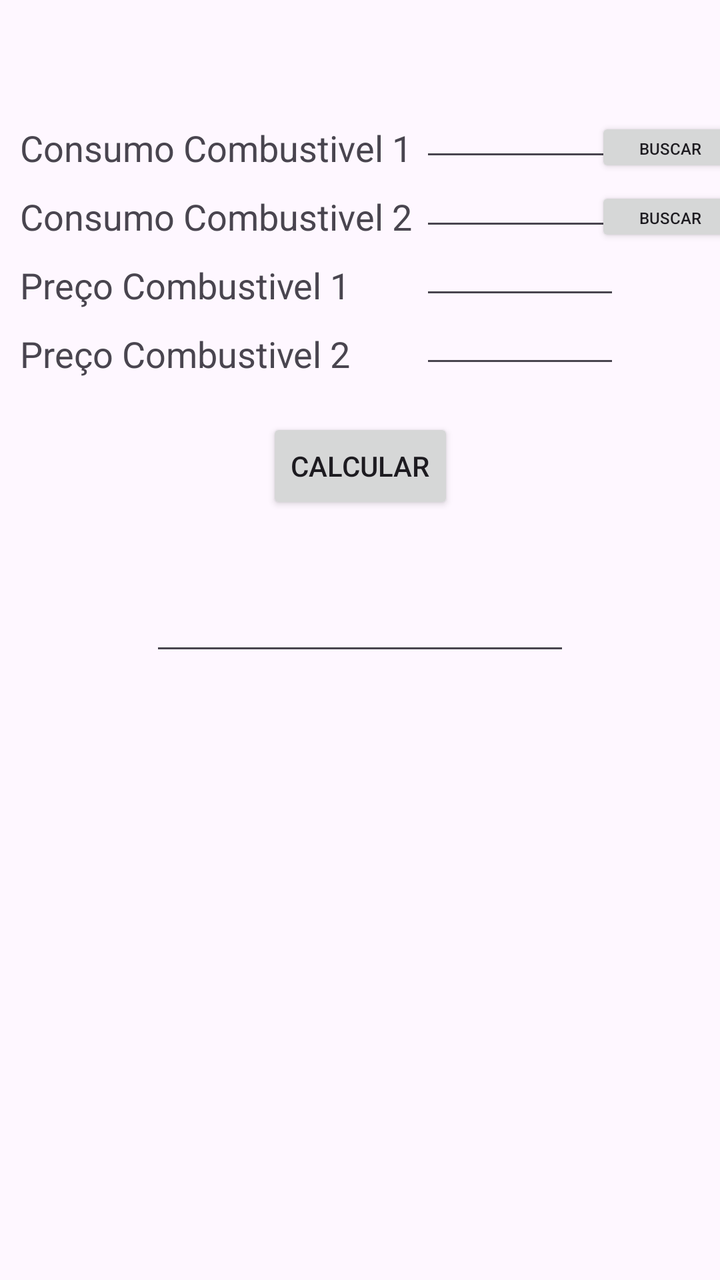
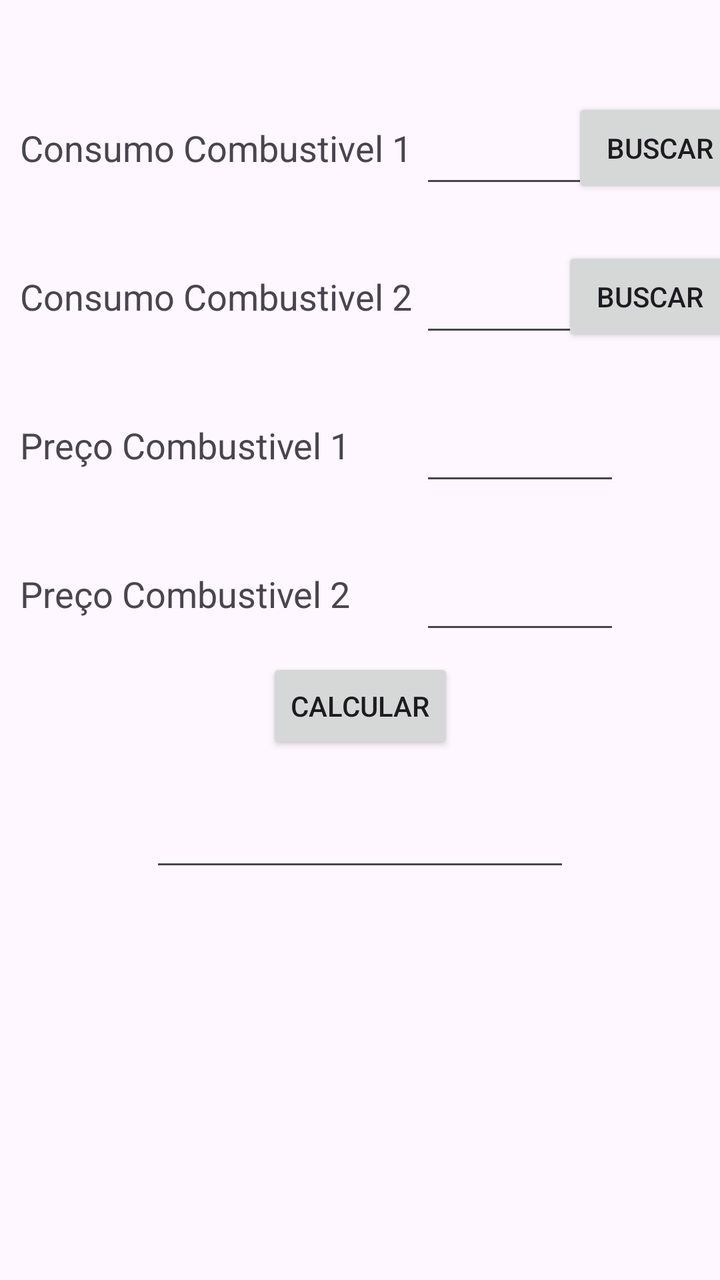

Before-and-after screenshots of an Android layout around one commit, followed by the original layout XML and the change that was made.
<!-- AndroidManifest.xml: application theme Theme.CombustivelRentavel -->
<!-- res/layout/activity_rentavel.xml -->
<?xml version="1.0" encoding="utf-8"?>
<androidx.constraintlayout.widget.ConstraintLayout xmlns:android="http://schemas.android.com/apk/res/android"
    xmlns:app="http://schemas.android.com/apk/res-auto"
    xmlns:tools="http://schemas.android.com/tools"
    android:id="@+id/main"
    android:layout_width="match_parent"
    android:layout_height="match_parent"
    tools:context=".RentavelActivity">

    <TextView
        android:id="@+id/tvCombustivel1"
        android:layout_width="200dp"
        android:layout_height="wrap_content"
        android:layout_marginStart="10dp"
        android:text="Consumo Combustivel 1"
        android:textSize="18dp"
        app:layout_constraintBottom_toBottomOf="parent"
        app:layout_constraintEnd_toEndOf="parent"
        app:layout_constraintHorizontal_bias="0.0"
        app:layout_constraintStart_toStartOf="parent"
        app:layout_constraintTop_toTopOf="parent"
        app:layout_constraintVertical_bias="0.10" />

    <TextView
        android:id="@+id/tvCombustivel2"
        android:layout_width="200dp"
        android:layout_height="wrap_content"
        android:layout_marginTop="10dp"
        android:text="Consumo Combustivel 2"
        android:textSize="18dp"
        app:layout_constraintBottom_toBottomOf="parent"
        app:layout_constraintEnd_toEndOf="@+id/tvCombustivel1"
        app:layout_constraintStart_toStartOf="@+id/tvCombustivel1"
        app:layout_constraintTop_toBottomOf="@+id/tvCombustivel1"
        app:layout_constraintVertical_bias="0.0" />

    <TextView
        android:id="@+id/tvPreco1"
        android:layout_width="200dp"
        android:layout_height="wrap_content"
        android:layout_marginTop="10dp"
        android:text="Preço Combustivel 1"
        android:textSize="18dp"
        app:layout_constraintBottom_toBottomOf="parent"
        app:layout_constraintEnd_toEndOf="@+id/tvCombustivel2"
        app:layout_constraintHorizontal_bias="0.0"
        app:layout_constraintStart_toStartOf="@id/tvCombustivel2"
        app:layout_constraintTop_toBottomOf="@id/tvCombustivel2"
        app:layout_constraintVertical_bias="0.0" />

    <TextView
        android:id="@+id/tvPreco2"
        android:layout_width="200dp"
        android:layout_height="wrap_content"
        android:layout_marginTop="10dp"
        android:text="Preço Combustivel 2"
        android:textSize="18dp"
        app:layout_constraintBottom_toBottomOf="parent"
        app:layout_constraintEnd_toEndOf="@+id/tvPreco"
        app:layout_constraintHorizontal_bias="0"
        app:layout_constraintStart_toStartOf="@+id/tvPreco1"
        app:layout_constraintTop_toBottomOf="@+id/tvPreco1"
        app:layout_constraintVertical_bias="0.0" />

    <EditText
        android:id="@+id/editTextNumber"
        android:layout_width="100dp"
        android:layout_height="24dp"
        android:ems="10"
        android:inputType="numberDecimal"
        app:layout_constraintBottom_toBottomOf="@+id/tvCombustivel1"
        app:layout_constraintEnd_toEndOf="parent"
        app:layout_constraintHorizontal_bias="0.0"
        app:layout_constraintStart_toEndOf="@id/tvCombustivel1"
        app:layout_constraintTop_toTopOf="@+id/tvCombustivel1"
        app:layout_constraintVertical_bias="0.0" />

    <EditText
        android:id="@+id/editTextNumber2"
        android:layout_width="100dp"
        android:layout_height="24dp"
        android:ems="10"
        android:inputType="numberDecimal"
        app:layout_constraintBottom_toBottomOf="@+id/tvCombustivel2"
        app:layout_constraintEnd_toEndOf="@+id/editTextNumber"
        app:layout_constraintStart_toEndOf="@+id/tvCombustivel2"
        app:layout_constraintTop_toTopOf="@+id/tvCombustivel2" />

    <EditText
        android:id="@+id/editTextNumber3"
        android:layout_width="100dp"
        android:layout_height="24dp"
        android:ems="10"
        android:inputType="numberDecimal"
        app:layout_constraintBottom_toBottomOf="@+id/tvPreco1"
        app:layout_constraintEnd_toEndOf="@+id/editTextNumber2"
        app:layout_constraintStart_toEndOf="@+id/tvCombustivel2"
        app:layout_constraintTop_toTopOf="@+id/tvPreco1" />

    <EditText
        android:id="@+id/editTextNumber4"
        android:layout_width="100dp"
        android:layout_height="24dp"
        android:ems="10"
        android:inputType="numberDecimal"
        app:layout_constraintBottom_toBottomOf="@+id/tvPreco2"
        app:layout_constraintEnd_toEndOf="@+id/editTextNumber3"
        app:layout_constraintStart_toEndOf="@+id/tvPreco2"
        app:layout_constraintTop_toTopOf="@+id/tvPreco2" />

    <Button
        android:id="@+id/btCalculate"
        android:layout_width="wrap_content"
        android:layout_height="wrap_content"
        android:layout_marginTop="20dp"
        android:text="Calcular"
        app:layout_constraintBottom_toBottomOf="parent"
        app:layout_constraintEnd_toEndOf="parent"
        app:layout_constraintStart_toStartOf="parent"
        app:layout_constraintTop_toBottomOf="@+id/tvPreco2"
        app:layout_constraintVertical_bias="0.0" />

    <Button
        android:id="@+id/btSearch"
        android:layout_width="75dp"
        android:layout_height="30dp"
        android:text="Buscar"
        android:textSize="8sp"
        app:layout_constraintBottom_toBottomOf="@+id/editTextNumber"
        app:layout_constraintEnd_toEndOf="parent"
        app:layout_constraintStart_toEndOf="@+id/editTextNumber"
        app:layout_constraintTop_toTopOf="@+id/editTextNumber" />

    <Button
        android:id="@+id/btSearch2"
        android:layout_width="75dp"
        android:layout_height="30dp"
        android:text="Buscar"
        android:textSize="8sp"
        app:layout_constraintBottom_toBottomOf="@+id/editTextNumber2"
        app:layout_constraintEnd_toEndOf="@+id/btSearch"
        app:layout_constraintStart_toStartOf="@+id/btSearch"
        app:layout_constraintTop_toTopOf="@+id/editTextNumber2" />

    <EditText
        android:id="@+id/etResult"
        android:layout_width="wrap_content"
        android:layout_height="wrap_content"
        android:ems="10"
        android:inputType="numberDecimal"
        app:layout_constraintBottom_toBottomOf="parent"
        app:layout_constraintEnd_toEndOf="parent"
        app:layout_constraintStart_toStartOf="parent"
        app:layout_constraintTop_toBottomOf="@+id/btCalculate"
        app:layout_constraintVertical_bias="0.10" />

</androidx.constraintlayout.widget.ConstraintLayout>
<!-- resources referenced by this layout -->
<resources>
  <style name="Theme.CombustivelRentavel" parent="Base.Theme.CombustivelRentavel" />
  <style name="Base.Theme.CombustivelRentavel" parent="Theme.Material3.DayNight.NoActionBar">
          
          
      </style>
</resources>

<!-- the commit's change to res/layout/activity_rentavel.xml (unified diff, before → after) -->
@@ -25,7 +25,7 @@
         android:id="@+id/tvCombustivel2"
         android:layout_width="200dp"
         android:layout_height="wrap_content"
-        android:layout_marginTop="10dp"
+        android:layout_marginTop="50dp"
         android:text="Consumo Combustivel 2"
         android:textSize="18dp"
         app:layout_constraintBottom_toBottomOf="parent"
@@ -38,7 +38,7 @@
         android:id="@+id/tvPreco1"
         android:layout_width="200dp"
         android:layout_height="wrap_content"
-        android:layout_marginTop="10dp"
+        android:layout_marginTop="50dp"
         android:text="Preço Combustivel 1"
         android:textSize="18dp"
         app:layout_constraintBottom_toBottomOf="parent"
@@ -52,7 +52,7 @@
         android:id="@+id/tvPreco2"
         android:layout_width="200dp"
         android:layout_height="wrap_content"
-        android:layout_marginTop="10dp"
+        android:layout_marginTop="50dp"
         android:text="Preço Combustivel 2"
         android:textSize="18dp"
         app:layout_constraintBottom_toBottomOf="parent"
@@ -65,20 +65,19 @@
     <EditText
         android:id="@+id/editTextNumber"
         android:layout_width="100dp"
-        android:layout_height="24dp"
+        android:layout_height="50dp"
         android:ems="10"
         android:inputType="numberDecimal"
         app:layout_constraintBottom_toBottomOf="@+id/tvCombustivel1"
         app:layout_constraintEnd_toEndOf="parent"
         app:layout_constraintHorizontal_bias="0.0"
         app:layout_constraintStart_toEndOf="@id/tvCombustivel1"
-        app:layout_constraintTop_toTopOf="@+id/tvCombustivel1"
-        app:layout_constraintVertical_bias="0.0" />
+        app:layout_constraintTop_toTopOf="@+id/tvCombustivel1" />
 
     <EditText
         android:id="@+id/editTextNumber2"
         android:layout_width="100dp"
-        android:layout_height="24dp"
+        android:layout_height="50dp"
         android:ems="10"
         android:inputType="numberDecimal"
         app:layout_constraintBottom_toBottomOf="@+id/tvCombustivel2"
@@ -89,7 +88,7 @@
     <EditText
         android:id="@+id/editTextNumber3"
         android:layout_width="100dp"
-        android:layout_height="24dp"
+        android:layout_height="50dp"
         android:ems="10"
         android:inputType="numberDecimal"
         app:layout_constraintBottom_toBottomOf="@+id/tvPreco1"
@@ -100,7 +99,7 @@
     <EditText
         android:id="@+id/editTextNumber4"
         android:layout_width="100dp"
-        android:layout_height="24dp"
+        android:layout_height="50dp"
         android:ems="10"
         android:inputType="numberDecimal"
         app:layout_constraintBottom_toBottomOf="@+id/tvPreco2"
@@ -122,10 +121,11 @@
 
     <Button
         android:id="@+id/btSearch"
-        android:layout_width="75dp"
-        android:layout_height="30dp"
+        android:layout_width="wrap_content"
+        android:layout_height="50dp"
+        android:layout_marginEnd="10dp"
         android:text="Buscar"
-        android:textSize="8sp"
+        android:textSize="14sp"
         app:layout_constraintBottom_toBottomOf="@+id/editTextNumber"
         app:layout_constraintEnd_toEndOf="parent"
         app:layout_constraintStart_toEndOf="@+id/editTextNumber"
@@ -133,10 +133,11 @@
 
     <Button
         android:id="@+id/btSearch2"
-        android:layout_width="75dp"
-        android:layout_height="30dp"
+        android:layout_width="wrap_content"
+        android:layout_height="50dp"
+        android:layout_marginEnd="10dp"
         android:text="Buscar"
-        android:textSize="8sp"
+        android:textSize="14sp"
         app:layout_constraintBottom_toBottomOf="@+id/editTextNumber2"
         app:layout_constraintEnd_toEndOf="@+id/btSearch"
         app:layout_constraintStart_toStartOf="@+id/btSearch"
